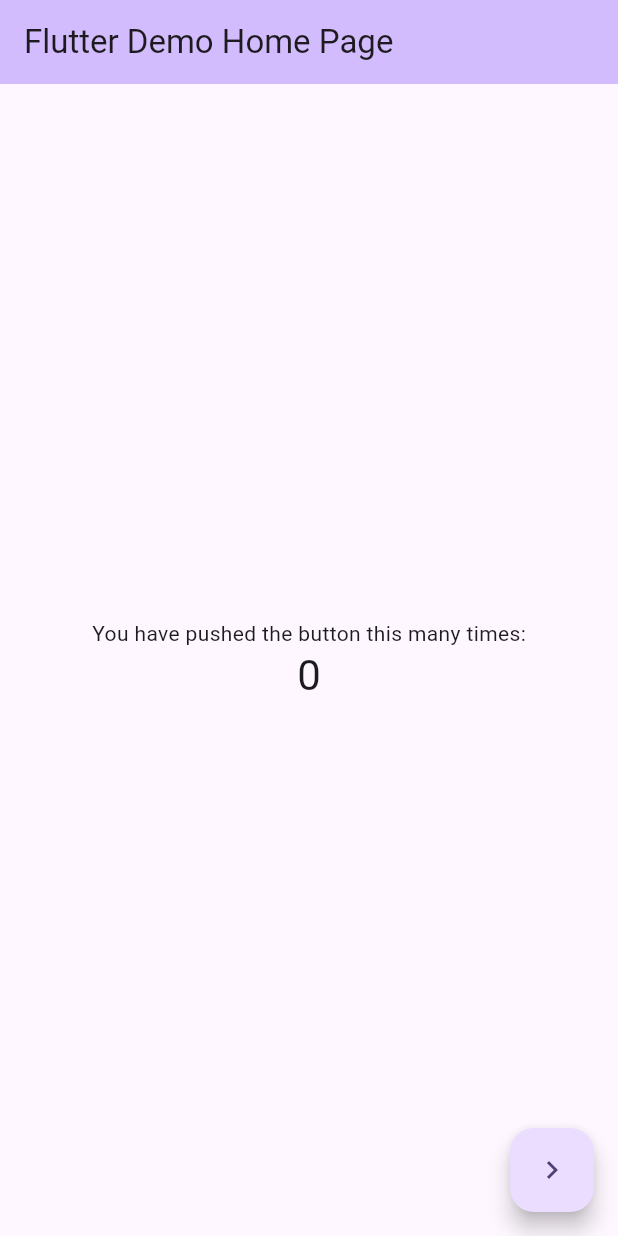
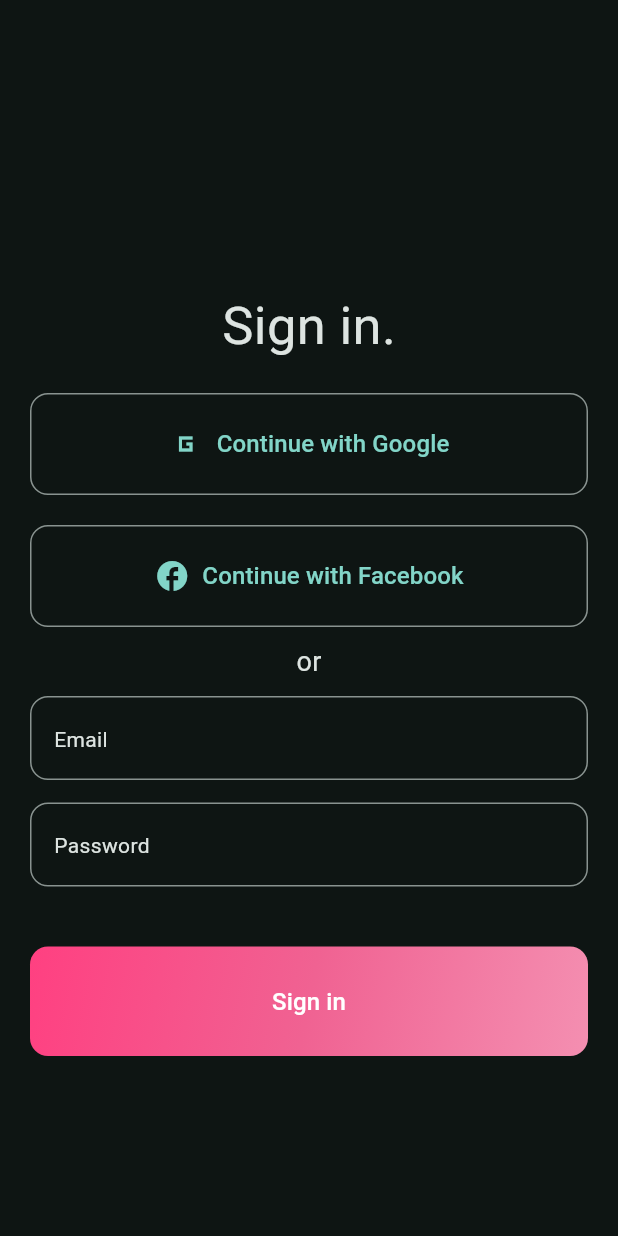
Before and after one commit to VISHALCHAND007/Learning_bloc, a Flutter app: the screen it shows after launch, on a phone screen of 412 x 824 dp. Run offline on Flutter 3.47's test engine with Material 3 defaults, Android fonts, the phone set to English and light mode, and no system bars; our stand-ins replace flutter_bloc.

Commit message:
Completed the login form mini app with bloc state management.

```diff
--- /dev/null
+++ b/lib/bloc/auth_bloc.dart
@@ -0,0 +1,48 @@
+import 'package:flutter/cupertino.dart';
+import 'package:flutter_bloc/flutter_bloc.dart';
+
+part 'auth_event.dart';
+
+part 'auth_state.dart';
+
+class AuthBloc extends Bloc<AuthEvent, AuthState> {
+  AuthBloc() : super(AuthInitial()) {
+    on<AuthSignIn>(_authSignIn);
+    on<AuthGoogleSignIn>(_authGoogleSignIn);
+    on<AuthFacebookSignIn>(_authFacebookSignIn);
+    on<AuthSignOut>(_authSignOut);
+  }
+
+  void _authSignIn(AuthEvent event, Emitter<AuthState> emit) async {
+    emit(AuthLoading());
+    try {
+      final email = (event as AuthSignIn).email;
+      final password = event.password;
+
+      if (email.isEmpty || !email.contains('@')) {
+        return emit(AuthFailure('Invalid Email'));
+      }
+      if (password.length < 6) {
+        return emit(AuthFailure('Password can not be less than 6 characters.'));
+      }
+
+      //mimic an API call and then return success
+      await Future.delayed(Duration(seconds: 2), () {
+        return emit(AuthSuccess('$email-$password'));
+      });
+    } catch (error) {
+      emit(AuthFailure((state as AuthFailure).error));
+    }
+  }
+
+  void _authGoogleSignIn(AuthEvent event, Emitter<AuthState> emit) {
+    emit(AuthFailure('Un-Implemented.'));
+  }
+
+  void _authFacebookSignIn(AuthEvent event, Emitter<AuthState> emit) {
+    emit(AuthFailure('Un-Implemented.'));
+  }
+  void _authSignOut(AuthEvent event, Emitter<AuthState> emit) {
+    emit(AuthInitial());
+  }
+}
--- /dev/null
+++ b/lib/bloc/auth_event.dart
@@ -0,0 +1,16 @@
+part of 'auth_bloc.dart';
+
+@immutable
+sealed class AuthEvent {}
+
+final class AuthSignIn extends AuthEvent {
+  final String email;
+  final String password;
+
+  AuthSignIn({required this.email, required this.password});
+}
+
+final class AuthGoogleSignIn extends AuthEvent {}
+final class AuthFacebookSignIn extends AuthEvent {}
+
+final class AuthSignOut extends AuthEvent {}
--- /dev/null
+++ b/lib/bloc/auth_state.dart
@@ -0,0 +1,16 @@
+part of 'auth_bloc.dart';
+
+@immutable
+sealed class AuthState {}
+
+final class AuthInitial extends AuthState {}
+
+final class AuthSuccess extends AuthState {
+  final String uId;
+  AuthSuccess(this.uId);
+}
+final class AuthFailure extends AuthState {
+  final String error;
+  AuthFailure(this.error);
+}
+final class AuthLoading extends AuthState {}
--- a/lib/bloc/counter_bloc.dart
+++ /dev/null
@@ -1,17 +0,0 @@
-import 'package:flutter_bloc/flutter_bloc.dart';
-
-sealed class CounterEvents{}
-
-class CounterIncrement extends CounterEvents {}
-class CounterDecrement extends CounterEvents {}
-
-class CounterBloc extends Bloc<CounterEvents, int>{
-  CounterBloc() : super(0) {
-    on<CounterIncrement>((event, emit){
-      emit(state + 1);
-    });
-    on<CounterDecrement>((event, emit){
-      emit(state - 1);
-    });
-  }
-}
--- a/lib/bloc/page_one_bloc.dart
+++ /dev/null
@@ -1,49 +0,0 @@
-import 'package:flutter/material.dart';
-import 'package:flutter_bloc/flutter_bloc.dart';
-import 'package:learning_bloc/bloc/counter_bloc.dart';
-import 'package:learning_bloc/bloc/inc_dec_page_bloc.dart';
-
-class PageOneBloc extends StatelessWidget {
-  final String title;
-  const PageOneBloc({required this.title, super.key});
-
-  @override
-  Widget build(BuildContext context) {
-    return Scaffold(
-      appBar: AppBar(
-        backgroundColor: Theme
-            .of(context)
-            .colorScheme
-            .inversePrimary,
-
-        title: Text(title),
-      ),
-      body: Center(
-        child: Column(
-          mainAxisAlignment: .center,
-          children: [
-            const Text('You have pushed the button this many times:'),
-            BlocBuilder<CounterBloc, int>(
-              builder: (context, counter) {
-                return Text(
-                  '$counter',
-                  style: Theme
-                      .of(context)
-                      .textTheme
-                      .headlineMedium,
-                );
-              },
-            ),
-          ],
-        ),
-      ),
-      floatingActionButton: FloatingActionButton(
-        onPressed: () {
-          Navigator.of(
-            context,
-          ).push(MaterialPageRoute(builder: (_) => const IncDecPageBloc()));
-        },
-        child: Icon(Icons.navigate_next),
-      ),);
-  }
-}
--- a/lib/cubit/counter_cubit.dart
+++ /dev/null
@@ -1,13 +0,0 @@
-import 'package:flutter_bloc/flutter_bloc.dart';
-
-class CounterCubit extends Cubit<int> {
-  CounterCubit() : super(0);
-
-  void increment() {
-    emit(state + 1);
-  }
-
-  void decrement() {
-    if(state > 0) emit(state - 1);
-  }
-}
--- a/lib/main.dart
+++ b/lib/main.dart
@@ -1,11 +1,7 @@
 import 'package:flutter/material.dart';
 import 'package:flutter_bloc/flutter_bloc.dart';
-import 'package:learning_bloc/bloc/counter_bloc.dart';
-import 'package:learning_bloc/bloc/page_one_bloc.dart';
-import 'package:learning_bloc/cubit/counter_cubit.dart';
-import 'package:learning_bloc/cubit_with_screens/page_one.dart';
-
-import 'home_screen.dart';
+import 'package:learning_bloc/bloc/auth_bloc.dart';
+import 'package:learning_bloc/screens/login_screen.dart';
 
 void main() {
   runApp(const MyApp());
@@ -16,18 +12,17 @@ class MyApp extends StatelessWidget {
 
   @override
   Widget build(BuildContext context) {
-    return MultiBlocProvider(
-      // create: (_) => CounterCubit(),
-      providers: [
-        BlocProvider(create: (_) => CounterCubit()),
-        BlocProvider(create: (_) => CounterBloc()),
-      ],
+    return BlocProvider(
+      create: (context) => AuthBloc(),
       child: MaterialApp(
         title: 'Flutter Demo',
-        theme: ThemeData(colorScheme: .fromSeed(seedColor: Colors.deepPurple)),
-        // home: const MyHomePage(title: 'Flutter Demo Home Page'),
-        // home: const PageOne(title: 'Flutter Demo Home Page'),
-        home: const PageOneBloc(title: 'Flutter Demo Home Page'),
+        theme: ThemeData(
+          colorScheme: .fromSeed(
+            brightness: .dark,
+            seedColor: Colors.teal,
+          ),
+        ),
+        home: const LoginScreen(),
       ),
     );
   }
--- /dev/null
+++ b/lib/screens/login_screen.dart
@@ -0,0 +1,127 @@
+import 'package:flutter/material.dart';
+import 'package:flutter_bloc/flutter_bloc.dart';
+import 'package:learning_bloc/screens/home_screen.dart';
+import 'package:learning_bloc/widgets/custom_text_field.dart';
+import 'package:learning_bloc/widgets/sign_in_button.dart';
+
+import '../bloc/auth_bloc.dart';
+
+class LoginScreen extends StatelessWidget {
+  const LoginScreen({super.key});
+
+  @override
+  Widget build(BuildContext context) {
+    final emailController = TextEditingController();
+    final passwordController = TextEditingController();
+
+    return Scaffold(
+      body: Padding(
+        padding: .all(20),
+        child: BlocConsumer<AuthBloc, AuthState>(
+          listener: (context, state) {
+            if (state is AuthFailure) {
+              ScaffoldMessenger.of(context).showSnackBar(
+                SnackBar(content: Text(state.error), showCloseIcon: true),
+              );
+            }
+            if (state is AuthSuccess) {
+              Navigator.pushReplacement(
+                context,
+                MaterialPageRoute(builder: (ctx) => HomeScreen(uId: state.uId)),
+              );
+            }
+          },
+          builder: (context, state) {
+            if (state is AuthLoading) {
+              return Center(child: CircularProgressIndicator());
+            }
+            return Column(
+              crossAxisAlignment: .center,
+              mainAxisAlignment: .end,
+              children: [
+                ///title
+                Text('Sign in.', style: TextStyle(fontSize: 35)),
+                SizedBox(height: 20),
+
+                ///google btn
+                SignInButton(
+                  icon: Icons.g_mobiledata_sharp,
+                  text: 'Continue with Google',
+                  onClick: () {
+                    context.read<AuthBloc>().add(AuthGoogleSignIn());
+                  },
+                ),
+                SizedBox(height: 20),
+
+                ///fb button
+                SignInButton(
+                  icon: Icons.facebook,
+                  text: 'Continue with Facebook',
+                  onClick: () {
+                    context.read<AuthBloc>().add(AuthFacebookSignIn());
+                  },
+                ),
+
+                /// or
+                Padding(
+                  padding: .symmetric(vertical: 10),
+                  child: Text('or', style: TextStyle(fontSize: 18)),
+                ),
+
+                /// email & password text-field
+                CustomTextField(label: 'Email', controller: emailController),
+                const SizedBox(height: 15),
+                CustomTextField(
+                  label: 'Password',
+                  controller: passwordController,
+                ),
+                const SizedBox(height: 40),
+
+                /// sign in button
+                SizedBox(
+                  width: .infinity,
+                  child: Container(
+                    decoration: BoxDecoration(
+                      borderRadius: .circular(12),
+                      gradient: LinearGradient(
+                        colors: [
+                          Colors.pinkAccent,
+                          Colors.pink.shade300,
+                          Colors.pink.shade200,
+                        ],
+                        begin: .topLeft,
+                        end: .bottomRight,
+                      ),
+                    ),
+                    child: TextButton(
+                      onPressed: () {
+                        context.read<AuthBloc>().add(
+                          AuthSignIn(
+                            email: emailController.text.trim(),
+                            password: passwordController.text.trim(),
+                          ),
+                        );
+                      },
+                      style: ElevatedButton.styleFrom(
+                        backgroundColor: Colors.transparent,
+                        padding: .all(25),
+                        shape: RoundedRectangleBorder(
+                          borderRadius: .circular(12),
+                        ),
+                      ),
+                      child: Text(
+                        'Sign in',
+                        style: TextStyle(fontSize: 16, color: Colors.white),
+                      ),
+                    ),
+                  ),
+                ),
+                SizedBox(height: 100),
+              ],
+            );
+          },
+        ),
+      ),
+    );
+  }
+}
--- /dev/null
+++ b/lib/widgets/custom_text_field.dart
@@ -0,0 +1,23 @@
+import 'package:flutter/material.dart';
+
+class CustomTextField extends StatelessWidget {
+  final String label;
+  final TextEditingController controller;
+
+  const CustomTextField({
+    required this.label,
+    required this.controller,
+    super.key,
+  });
+
+  @override
+  Widget build(BuildContext context) {
+    return TextField(
+      controller: controller,
+      decoration: InputDecoration(
+        hint: Text(label),
+        border: OutlineInputBorder(borderRadius: .circular(12))
+      ),
+    );
+  }
+}
--- /dev/null
+++ b/lib/widgets/sign_in_button.dart
@@ -0,0 +1,34 @@
+import 'package:flutter/material.dart';
+
+class SignInButton extends StatelessWidget {
+  final IconData icon;
+  final String text;
+  final Function() onClick;
+
+  const SignInButton({
+    required this.icon,
+    required this.text,
+    required this.onClick,
+    super.key,
+  });
+
+  @override
+  Widget build(BuildContext context) {
+    return SizedBox(
+      width: double.infinity,
+      child: OutlinedButton.icon(
+        style: ElevatedButton.styleFrom(
+          padding: .all(22),
+          shape: RoundedRectangleBorder(
+            borderRadius: .circular(12),
+          )
+        ),
+        onPressed: onClick,
+        label: Text(text, style: TextStyle(
+          fontSize: 16
+        ),),
+        icon: Icon(icon, size: 24,),
+      ),
+    );
+  }
+}
```
Also changed, not shown: lib/bloc/inc_dec_page_bloc.dart (deleted, +0 -37 lines), lib/cubit_with_screens/inc_dec_page.dart (deleted, +0 -37 lines), lib/cubit_with_screens/page_one.dart (deleted, +0 -48 lines), lib/home_screen.dart (deleted, +0 -64 lines), lib/screens/home_screen.dart (added, +43 -0 lines).
